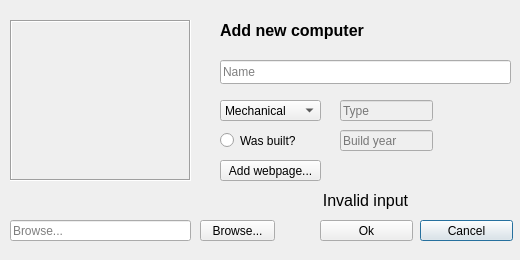
gudmundurb/H22, file addcomputerdialog.ui: the form before one commit.
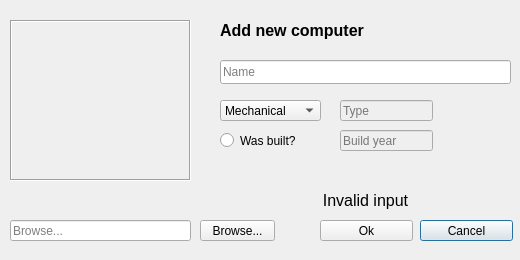
The form after the commit. Icons and pictures are not drawn.

What changed in the file:
```diff
--- a/addcomputerdialog.ui
+++ b/addcomputerdialog.ui
@@ -247,19 +247,6 @@
     <string>Browse...</string>
    </property>
   </widget>
-  <widget class="QPushButton" name="addWebpage">
-   <property name="geometry">
-    <rect>
-     <x>220</x>
-     <y>160</y>
-     <width>101</width>
-     <height>21</height>
-    </rect>
-   </property>
-   <property name="text">
-    <string>Add webpage...</string>
-   </property>
-  </widget>
   <widget class="QLabel" name="c_showUrl">
    <property name="geometry">
     <rect>
```
Left out of the diff: 9 changed lines with no effect on the pictures.
